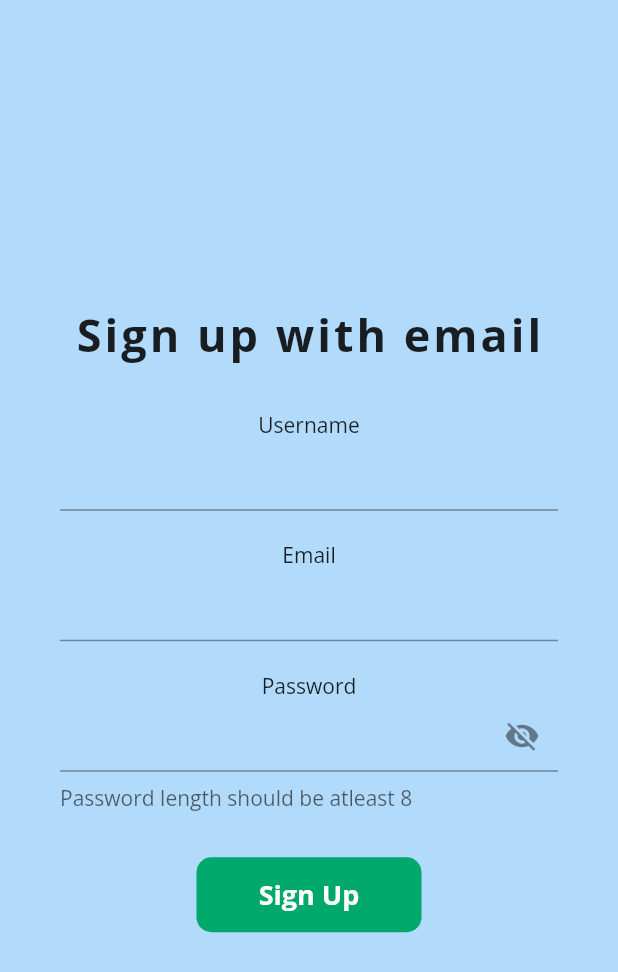
After one commit to prabeshpathak/recipe-me, a Flutter app: the screen it shows after launch, after a tap on "Sign up with Email", on a phone screen of 412 x 824 dp. The commit adds this screen. Shown: the top 972 px of the screen. Run offline on Flutter 3.47's test engine with Material 2 defaults, Android fonts, the phone set to English and light mode, and no system bars; our stand-ins replace google_fonts.

Commit message:
added signup screen

```diff
--- a/lib/main.dart
+++ b/lib/main.dart
@@ -1,4 +1,5 @@
 import 'package:flutter/material.dart';
+import 'package:recipe_app_flutter/pages/SignUp.dart';
 import 'package:recipe_app_flutter/pages/WelcomePage.dart';
 import "package:google_fonts/google_fonts.dart";
 
--- /dev/null
+++ b/lib/pages/SignUp.dart
@@ -0,0 +1,172 @@
+import "package:flutter/material.dart";
+
+class SignUpPage extends StatefulWidget {
+
+  @override
+  _SignUpPageState createState() => _SignUpPageState();
+}
+
+class _SignUpPageState extends State<SignUpPage> {
+  bool vis = true;
+  final GlobalKey<FormState> _globalkey = GlobalKey<FormState>();
+  @override
+  Widget build(BuildContext context) {
+    return Scaffold(
+      body: Container(
+        // height: MediaQuery.of(context).size.height,
+        // width: MediaQuery.of(context).size.width,
+        decoration: BoxDecoration(
+          gradient: LinearGradient(
+            colors: [Colors.white, Colors.blue.shade300],
+            begin: const FractionalOffset(0.0, 1.0),
+            end: const FractionalOffset(0.0, 1.0),
+            stops: [0.0, 1.0],
+            tileMode: TileMode.repeated,
+          ),
+        ),
+        child: Form(
+          key: _globalkey,
+          child: Column(
+            mainAxisAlignment: MainAxisAlignment.center,
+            children: [
+              Text(
+                "Sign up with email",
+                style: TextStyle(
+                  fontSize: 30,
+                  fontWeight: FontWeight.bold,
+                  letterSpacing: 2,
+                ),
+              ),
+              SizedBox(
+                height: 20,
+              ),
+              usernameTextField(),
+              emailTextField(),
+              passwordTextField(),
+              SizedBox(
+                height: 20,
+              ),
+              InkWell(
+                onTap: () {
+                  if (_globalkey.currentState!.validate()) {
+                    // we will send the data to rest server
+                    print("Validated");
+                  }
+                },
+                child: Container(
+                  width: 150,
+                  height: 50,
+                  decoration: BoxDecoration(
+                    borderRadius: BorderRadius.circular(10),
+                    color: Color(0xff00A86B),
+                  ),
+                  child: Center(
+                    child: Text(
+                      "Sign Up",
+                      style: TextStyle(
+                        color: Colors.white,
+                        fontSize: 18,
+                        fontWeight: FontWeight.bold,
+                      ),
+                    ),
+                  ),
+                ),
+              )
+            ],
+          ),
+        ),
+      ),
+    );
+  }
+
+  Widget usernameTextField() {
+    return Padding(
+      padding: const EdgeInsets.symmetric(horizontal: 40, vertical: 10.0),
+      child: Column(
+        children: [
+          Text("Username"),
+          TextFormField(
+            validator: (value) {
+              if (value!.isEmpty) return "Username can't be empty";
+              // username unique is not
+              return null;
+            },
+            decoration: InputDecoration(
+              focusedBorder: UnderlineInputBorder(
+                borderSide: BorderSide(
+                  color: Colors.black,
+                  width: 2,
+                ),
+              ),
+            ),
+          )
+        ],
+      ),
+    );
+  }
+
+  Widget emailTextField() {
+    return Padding(
+      padding: const EdgeInsets.symmetric(horizontal: 40, vertical: 10.0),
+      child: Column(
+        children: [
+          Text("Email"),
+          TextFormField(
+            validator: (value) {
+              if (value!.isEmpty) return "Email can't be empty";
+              if (!value.contains("@")) return "Email is Invalid";
+              return null;
+            },
+            decoration: InputDecoration(
+              focusedBorder: UnderlineInputBorder(
+                borderSide: BorderSide(
+                  color: Colors.black,
+                  width: 2,
+                ),
+              ),
+            ),
+          )
+        ],
+      ),
+    );
+  }
+
+  Widget passwordTextField() {
+    return Padding(
+      padding: const EdgeInsets.symmetric(horizontal: 40, vertical: 10.0),
+      child: Column(
+        children: [
+          Text("Password"),
+          TextFormField(
+            validator: (value) {
+              if (value!.isEmpty) return "Password can't be empty";
+              if (value.length < 8) return "Password lenght must have >=8";
+              return null;
+            },
+            obscureText: vis,
+            decoration: InputDecoration(
+              suffixIcon: IconButton(
+                icon: Icon(vis ? Icons.visibility_off : Icons.visibility),
+                onPressed: () {
+                  setState(() {
+                    vis = !vis;
+                  });
+                },
+              ),
+              helperText: "Password length should be atleast 8",
+              helperStyle: TextStyle(
+                fontSize: 14,
+              ),
+              focusedBorder: UnderlineInputBorder(
+                borderSide: BorderSide(
+                  color: Colors.black,
+                  width: 2,
+                ),
+              ),
+            ),
+          )
+        ],
+      ),
+    );
+  }
+}
--- a/lib/pages/WelcomePage.dart
+++ b/lib/pages/WelcomePage.dart
@@ -1,4 +1,5 @@
 import 'package:flutter/material.dart';
+import 'package:recipe_app_flutter/pages/SignUp.dart';
 
 class WelcomePage extends StatefulWidget {
   @override
@@ -96,7 +97,7 @@ class _WelcomePageState extends State<WelcomePage>
                 children: [
                   SizedBox(height: MediaQuery.of(context).size.height / 6),
                   Text(
-                    "Share Your Own",
+                    "For the best people",
                     textAlign: TextAlign.center,
                     style: TextStyle(
                       fontWeight: FontWeight.w600,
@@ -107,15 +108,18 @@ class _WelcomePageState extends State<WelcomePage>
                   SizedBox(
                     height: 20,
                   ),
-                  boxContainer("assets/google.png", "Sign up with Google"),
+                  boxContainer(
+                      "assets/google.png", "Sign up with Google", null),
                   SizedBox(
                     height: 15,
                   ),
-                  boxContainer("assets/facebook1.png", "Sign up with Facebook"),
+                  boxContainer(
+                      "assets/facebook1.png", "Sign up with Facebook", null),
                   SizedBox(
                     height: 15,
                   ),
-                  boxContainer("assets/email2.png", "Sign up with Email"),
+                  boxContainer(
+                      "assets/email2.png", "Sign up with Email", onEmailClick),
                   SizedBox(height: 20),
                   SlideTransition(
                     position: _offsetAnimation1,
@@ -150,16 +154,25 @@ class _WelcomePageState extends State<WelcomePage>
     );
   }
 
-  Widget boxContainer(String path, String text) {
+  void onEmailClick() {
+    Navigator.of(context).push(MaterialPageRoute(
+      builder: (context) => SignUpPage(),
+    ));
+  }
+
+  Widget boxContainer(String path, String text, onClick) {
     return SlideTransition(
       position: _offsetAnimation1,
+      child: InkWell(
+        onTap: onClick,
         child: Container(
           height: 65,
           width: MediaQuery.of(context).size.width - 140,
           child: Card(
             color: Colors.white,
             child: Padding(
-            padding: const EdgeInsets.symmetric(horizontal: 20.0, vertical: 8),
+              padding:
+                  const EdgeInsets.symmetric(horizontal: 20.0, vertical: 8),
               child: Row(
                 children: [
                   Image.asset(path, width: 25, height: 25),
@@ -175,6 +188,7 @@ class _WelcomePageState extends State<WelcomePage>
             ),
           ),
         ),
+      ),
     );
   }
 }
```
Lines whose indentation alone changed are shown as unchanged.
